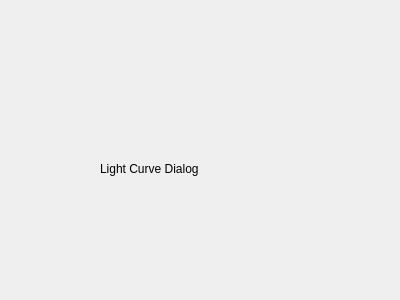
The window that src/gui/forms/lightcurvedialog.ui (Vriur/xfglenses) describes before a commit, drawn with Qt 5.
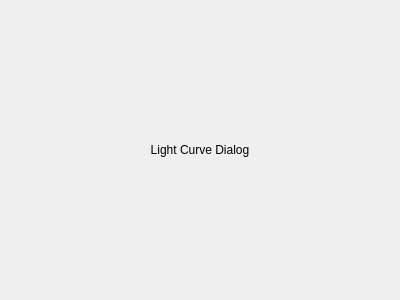
The same window after the commit.

Commit message: GUI of Caustic Dialog, Fitting Dialog, Help Dialog & Track Dialog

```diff
--- a/src/gui/forms/lightcurvedialog.ui
+++ b/src/gui/forms/lightcurvedialog.ui
@@ -13,19 +13,21 @@
   <property name="windowTitle">
    <string>Dialog</string>
   </property>
+  <layout class="QGridLayout" name="gridLayout">
+   <item row="0" column="0">
   <widget class="QLabel" name="label">
-   <property name="geometry">
-    <rect>
-     <x>100</x>
-     <y>160</y>
-     <width>131</width>
-     <height>17</height>
-    </rect>
+     <property name="sizePolicy">
+      <sizepolicy hsizetype="Expanding" vsizetype="Expanding">
+       <horstretch>0</horstretch>
+       <verstretch>0</verstretch>
+      </sizepolicy>
    </property>
    <property name="text">
-    <string>Light Curve Dialog</string>
-   </property>
-  </widget>
+      <string>&lt;html&gt;&lt;head/&gt;&lt;body&gt;&lt;p align=&quot;center&quot;&gt;Light Curve Dialog&lt;/p&gt;&lt;/body&gt;&lt;/html&gt;</string>
+     </property>
+    </widget>
+   </item>
+  </layout>
  </widget>
  <resources/>
  <connections/>
```
Lines whose indentation alone changed are shown as unchanged. The commit also changes 12 other files.
